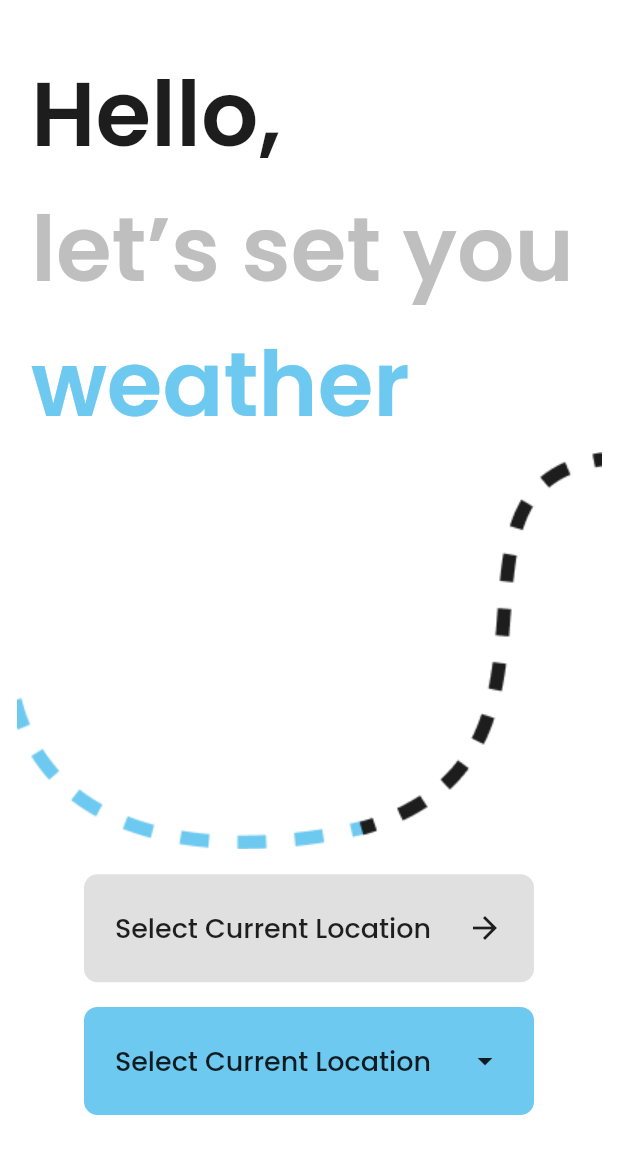
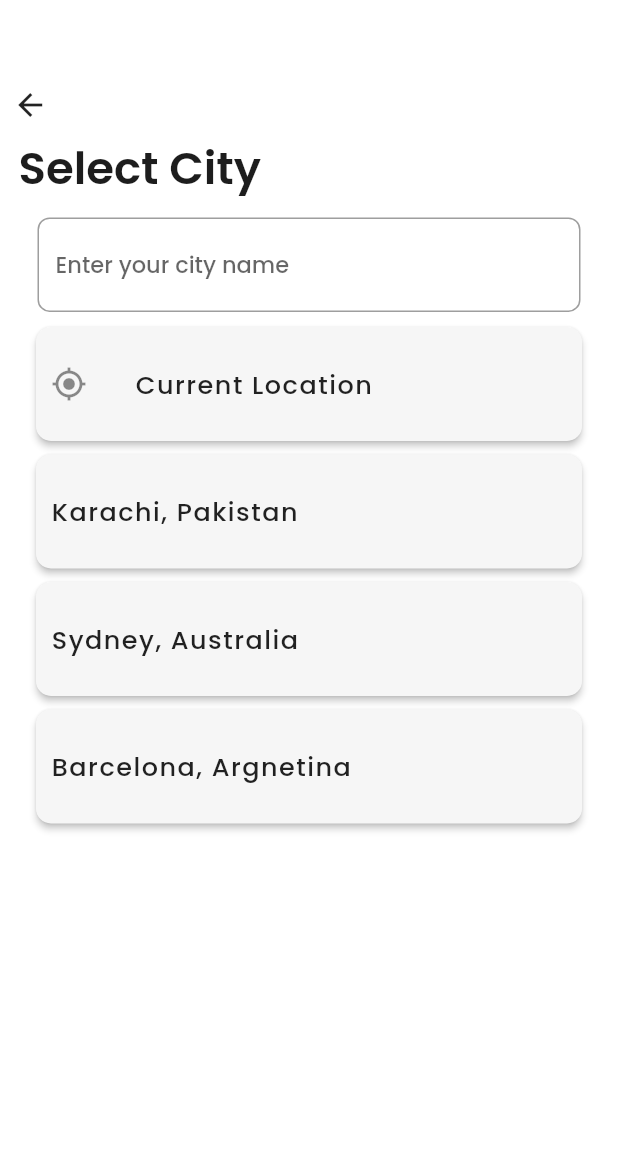
Before and after one commit to MuhammadDaniyal32/Weather_Forecast_FlutterApp, a Flutter app: the screen it shows after launch, after a tap on "Select Current Location", on a phone screen of 412 x 824 dp. Shown: the top 1154 px of the screen. Run offline on Flutter 3.47's test engine with Material 2 defaults, Android fonts, the phone set to English and light mode, and no system bars.

Commit message:
listtile widget and cityselectionscreen done

```diff
--- a/lib/views/city_selection_screen.dart
+++ b/lib/views/city_selection_screen.dart
@@ -0,0 +1,68 @@
+import 'package:flutter/material.dart';
+import 'package:weather_app/utility/app_colors.dart';
+import 'package:weather_app/utility/utils.dart';
+import 'package:weather_app/widgets/List_Tile.dart';
+import '../utility/spacing.dart';
+class CitySelectionScreen extends StatelessWidget {
+  const CitySelectionScreen({Key? key}) : super(key: key);
+
+  @override
+  Widget build(BuildContext context) {
+    return Scaffold(
+      backgroundColor: AppColors.appbgColor,
+      body: Column(
+        children: [
+          VerticalSpacing(UIExt(context).screenHeight()*0.070),
+          Row(
+            children: [
+              HorizontalSpacing(UIExt(context).screenWidth()*0.020),
+              GestureDetector(onTap: ()=>onback_pressed(context),child: Icon(Icons.arrow_back)),
+            ],
+          ),
+          VerticalSpacing(UIExt(context).screenHeight()*0.010),
+          Row(
+            children: [
+              HorizontalSpacing(UIExt(context).screenWidth()*0.030),
+              Text("Select City",style: TextStyle(fontSize: 30,fontWeight: FontWeight.w600,color: AppColors.appsecondryColor))
+            ],
+          ),
+          Container(
+          margin: const EdgeInsets.only(left: 15,right: 15),
+          padding:  EdgeInsets.all(10),
+          decoration: BoxDecoration(
+          color: AppColors.whiteColor,
+          borderRadius: BorderRadius.circular(5)),
+          child: TextFormField(
+          style: const TextStyle(color: Colors.black, fontSize: 15,fontWeight: FontWeight.w500),
+            decoration:InputDecoration(
+              hintText:"Enter your city name",
+              border: OutlineInputBorder(
+                borderSide:BorderSide(color:AppColors.lightgreyColor, width: 2.0),
+                borderRadius: BorderRadius.circular(8),
+              ),
+              focusedBorder: OutlineInputBorder(
+                borderSide:BorderSide(color:AppColors.lightgreyColor, width: 2.0),
+                borderRadius: BorderRadius.circular(8),
+              ),
+            ),
+          )),
+
+          Expanded(
+            child: ListView(children: [
+              List_Tile(title: "Current Location", color: Color(0xffF6F6F6),icon: Icon(Icons.my_location), onlist_tap: ()=>onlist_tap(),),
+              List_Tile(title: "Karachi, Pakistan",color: Color(0xffF6F6F6), onlist_tap: () {  },),
+              List_Tile(title: "Sydney, Australia",color: Color(0xffF6F6F6), onlist_tap: () {  },),
+              List_Tile(title: "Barcelona, Argnetina",color: Color(0xffF6F6F6), onlist_tap: () {  },),
+            ],),
+          )
+        ],
+      ),
+    );
+  }
+
+  onback_pressed(BuildContext context) {
+    Navigator.pop(context);
+  }
+
+  onlist_tap() {}
+}
--- a/lib/views/landing_screen.dart
+++ b/lib/views/landing_screen.dart
@@ -84,7 +84,7 @@ class LandingScreen extends StatelessWidget {
     );
   }
 
- /* oncurrentloc_tap(BuildContext context) {
+  oncurrentloc_tap(BuildContext context) {
      Navigator.of(context).push(MaterialPageRoute(builder: (_) => CitySelectionScreen()));
-  }*/
+  }
 }
--- /dev/null
+++ b/lib/widgets/List_Tile.dart
@@ -0,0 +1,35 @@
+import 'dart:ui';
+import 'package:flutter/material.dart';
+class List_Tile extends StatelessWidget {
+  final String title;
+  final Color color;
+  final Icon icon;
+  final GestureTapCallback onlist_tap;
+  const List_Tile({required this.title,required this.color,this.icon=const Icon(null), required this.onlist_tap});
+  @override
+  Widget build(BuildContext context) {
+    return GestureDetector(
+      onTap:()=>onlist_tap(),
+      child: Card(
+          color: color,
+          margin: const EdgeInsets.only(left: 24,right: 24,bottom: 9),
+          elevation: 2,
+          shape: RoundedRectangleBorder(
+            borderRadius: BorderRadius.circular(10.0),
+          ),
+          child:icon.icon != null?ListTile(
+            leading: icon,
+            contentPadding: const EdgeInsets.all(10),
+            title: Text(title,
+                style:TextStyle(fontWeight: FontWeight.w500,fontSize: 17,letterSpacing: 1)
+                ),
+          ):ListTile(
+            contentPadding: const EdgeInsets.all(10),
+            title: Text(title,
+                style:TextStyle(fontWeight: FontWeight.w500,fontSize: 17,letterSpacing: 1)
+            ),
+          )
+      ),
+    );
+  }
+}
```
